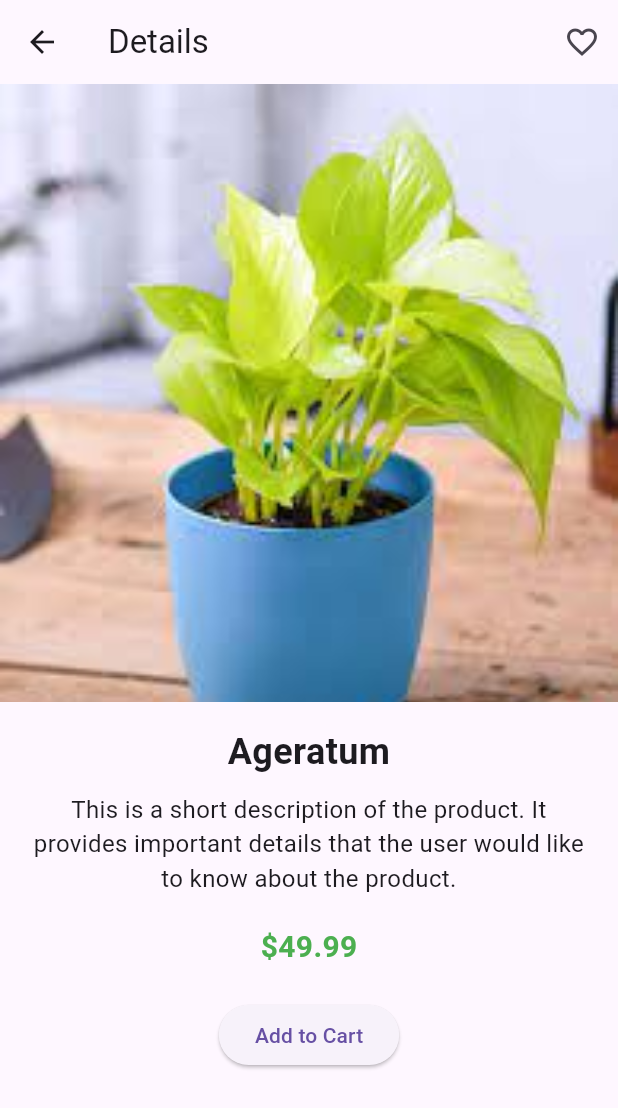
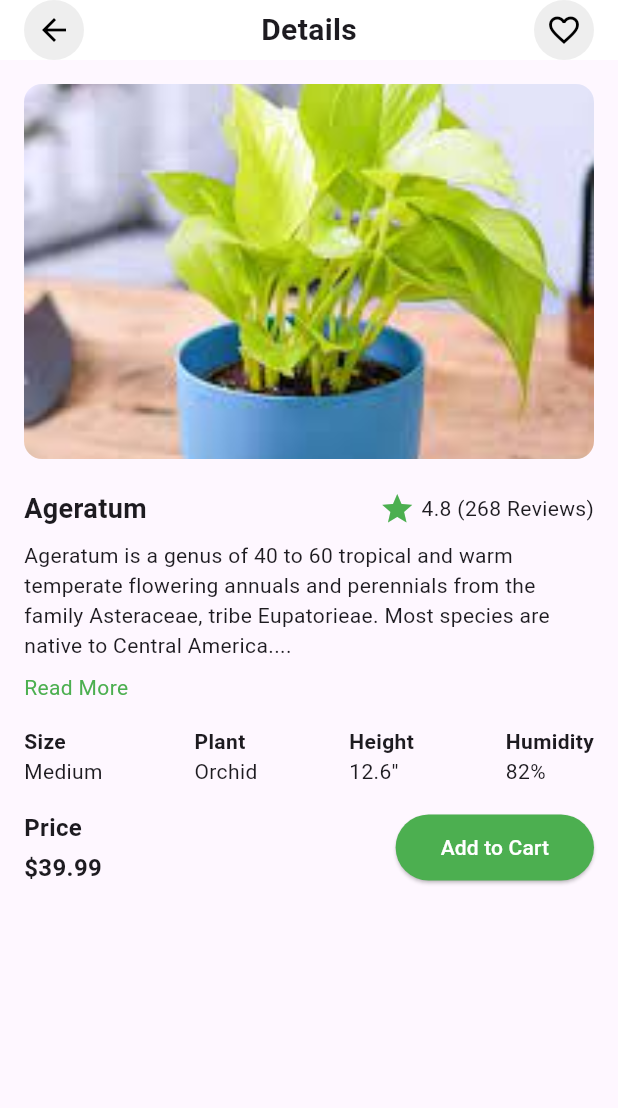
Before and after one commit to Phyth22/Agatha-faith-Mobile-Apps-Sem1-2024, a Flutter app: the screen it shows after launch, on a phone screen of 412 x 824 dp. Shown: the top 1108 px of the screen. Run offline on Flutter 3.47's test engine with Material 3 defaults, Android fonts, the phone set to English and light mode, and no system bars.

Commit message:
Updated product screen with additional details such as favorites, readmore, and plant size

```diff
--- a/lib/screens/product screen.dart
+++ b/lib/screens/product screen.dart
@@ -1,80 +1,154 @@
 import 'package:flutter/material.dart';
 
 class ProductScreen extends StatelessWidget {
+  const ProductScreen({super.key});
+
   @override
   Widget build(BuildContext context) {
     return Scaffold(
-      appBar: AppBar(
-        leading: IconButton(
-          icon: Icon(Icons.arrow_back),
+      appBar: PreferredSize(
+        preferredSize: const Size.fromHeight(60),
+        child: Container(
+          padding: const EdgeInsets.only(left: 16, right: 16),
+          color: Colors.white,
+          child: Row(
+            mainAxisAlignment: MainAxisAlignment.spaceBetween,
+            children: [
+              CircleAvatar(
+                backgroundColor: Colors.grey[200],
+                child: IconButton(
+                  icon: const Icon(Icons.arrow_back, color: Colors.black),
                   onPressed: () {
-            // Navigate back to the previous screen
                     Navigator.pop(context);
                   },
                 ),
-        title: Text('Details'), // Changed the title to "Product Details"
-        actions: [
-          IconButton(
-            icon: Icon(Icons.favorite_border), // Add the favorite icon
+              ),
+              const Text(
+                "Details",
+                style: TextStyle(fontSize: 20, fontWeight: FontWeight.bold),
+              ),
+              CircleAvatar(
+                backgroundColor: Colors.grey[200],
+                child: IconButton(
+                  icon: const Icon(Icons.favorite_border, color: Colors.black),
                   onPressed: () {
-              // Add your action here for the favorite icon
-              ScaffoldMessenger.of(context).showSnackBar(SnackBar(
-                content: Text('Added to favorites!'),
-              ));
+                    // Add your logic to handle adding to favorites
                   },
+                ),
               ),
             ],
           ),
-      body: Column(
+        ),
+      ),
+      body: Padding(
+        padding: const EdgeInsets.all(16.0),
+        child: Column(
+          crossAxisAlignment: CrossAxisAlignment.start,
           children: [
-          // Image section
-          Container(
-            height: MediaQuery.of(context).size.height / 2, // Image takes half the screen
+            // Product Image
+            Center(
+              child: Container(
+                width: double.infinity,
+                height: 250,
                 decoration: BoxDecoration(
-              image: DecorationImage(
+                  image: const DecorationImage(
                     image: AssetImage('assets/images/plant.jpeg'), // Replace with your image path
                     fit: BoxFit.cover,
                   ),
+                  borderRadius: BorderRadius.circular(12),
                 ),
               ),
+            ),
+            const SizedBox(height: 20),
 
-          // Product Details
-          Padding(
-            padding: const EdgeInsets.all(16.0),
-            child: Column(
-              crossAxisAlignment: CrossAxisAlignment.center, // Centering the content
+            // Product Title and Rating
+            const Row(
+              mainAxisAlignment: MainAxisAlignment.spaceBetween,
               children: [
-                // Product title
                 Text(
-                  'Ageratum', // Replace with dynamic title if needed
-                  style: TextStyle(
-                    fontSize: 24,
-                    fontWeight: FontWeight.bold,
+                  "Ageratum",
+                  style: TextStyle(fontSize: 18, fontWeight: FontWeight.bold),
                 ),
-                  textAlign: TextAlign.center, // Center align the title
+                Row(
+                  children: [
+                    Icon(Icons.star, color: Colors.green),
+                    SizedBox(width: 4),
+                    Text("4.8 (268 Reviews)", style: TextStyle(fontSize: 14)),
+                  ],
                 ),
-                SizedBox(height: 10),
+              ],
+            ),
+            const SizedBox(height: 8),
 
-                // Product description
-                Text(
-                  'This is a short description of the product. It provides important details that the user would like to know about the product.',
-                  style: TextStyle(fontSize: 16),
-                  textAlign: TextAlign.center, // Center align the description
+            // Product Description
+            const Text(
+              "Ageratum is a genus of 40 to 60 tropical and warm temperate flowering annuals and perennials from the family Asteraceae, tribe Eupatorieae. Most species are native to Central America....",
+              style: TextStyle(fontSize: 14),
+              maxLines: 4, // Limit to 4 lines
+              overflow: TextOverflow.ellipsis, // Add ellipsis when overflowing
             ),
-                SizedBox(height: 20),
+            const SizedBox(height: 8),
 
-                // Product price
-                Text(
-                  '\$49.99', // Replace with dynamic price if needed
-                  style: TextStyle(
-                    fontSize: 20,
-                    fontWeight: FontWeight.bold,
-                    color: Colors.green, // Price in green
+            // "Read More" link
+            GestureDetector(
+              onTap: () {
+                // Add logic to show full description if needed
+              },
+              child: const Text(
+                "Read More",
+                style: TextStyle(color: Colors.green),
               ),
             ),
-                SizedBox(height: 20),
+            const SizedBox(height: 16),
 
-                // Add to cart button
+            // Product Specifications (Size, Plant, Height, Humidity)
+            const Row(
+              mainAxisAlignment: MainAxisAlignment.spaceBetween,
+              children: [
+                Column(
+                  crossAxisAlignment: CrossAxisAlignment.start,
+                  children: [
+                    Text("Size", style: TextStyle(fontSize: 14, fontWeight: FontWeight.bold)),
+                    Text("Medium", style: TextStyle(fontSize: 14)),
+                  ],
+                ),
+                Column(
+                  crossAxisAlignment: CrossAxisAlignment.start,
+                  children: [
+                    Text("Plant", style: TextStyle(fontSize: 14, fontWeight: FontWeight.bold)),
+                    Text("Orchid", style: TextStyle(fontSize: 14)),
+                  ],
+                ),
+                Column(
+                  crossAxisAlignment: CrossAxisAlignment.start,
+                  children: [
+                    Text("Height", style: TextStyle(fontSize: 14, fontWeight: FontWeight.bold)),
+                    Text("12.6''", style: TextStyle(fontSize: 14)),
+                  ],
+                ),
+                Column(
+                  crossAxisAlignment: CrossAxisAlignment.start,
+                  children: [
+                    Text("Humidity", style: TextStyle(fontSize: 14, fontWeight: FontWeight.bold)),
+                    Text("82%", style: TextStyle(fontSize: 14)),
+                  ],
+                ),
+              ],
+            ),
+            const SizedBox(height: 16),
+
+            // Price and Add to Cart button
+            Row(
+              mainAxisAlignment: MainAxisAlignment.spaceBetween,
+              children: [
+                const Column(
+                  crossAxisAlignment: CrossAxisAlignment.start,
+                  children: [
+                    Text("Price", style: TextStyle(fontSize: 16, fontWeight: FontWeight.bold)),
+                    SizedBox(height: 4),
+                    Text("\$39.99", style: TextStyle(fontSize: 16, fontWeight: FontWeight.bold)),
+                  ],
+                ),
                 ElevatedButton(
                   onPressed: () {
                     // Add your action here for adding the product to the cart
@@ -82,13 +156,23 @@ class ProductScreen extends StatelessWidget {
                       content: Text('Product added to cart!'),
                     ));
                   },
-                  child: Text('Add to Cart'),
+                  style: ElevatedButton.styleFrom(
+                    backgroundColor: Colors.green, // Changed primary to backgroundColor
+                    padding: const EdgeInsets.symmetric(horizontal: 30, vertical: 12),
+                    shape: RoundedRectangleBorder(
+                      borderRadius: BorderRadius.circular(30),
+                    ),
+                  ),
+                  child: const Text(
+                    "Add to Cart",
+                    style: TextStyle(fontSize: 14, color: Colors.white),
+                  ),
+                ),
+              ],
             ),
           ],
         ),
       ),
-        ],
-      ),
     );
   }
 }
```
Lines whose indentation alone changed are shown as unchanged.
